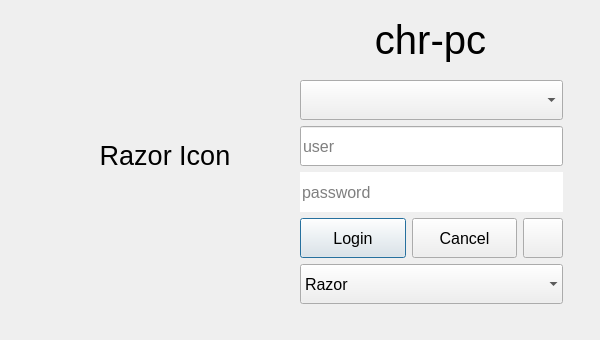
Qt form loginform.ui (surlykke/qt-lightdm-greeter) before a commit.
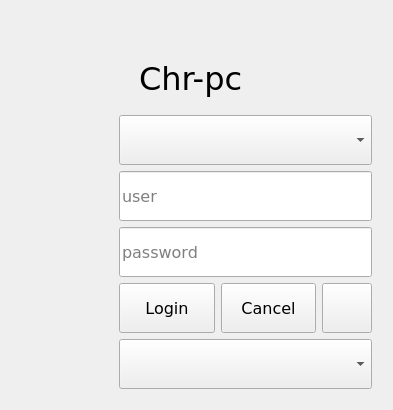
The same form after that commit. Icons and pictures are not drawn.

Commit message: Made razor-lightdm-greeter loginform smaller to prepare for configurable background

Patch:
```diff
--- a/loginform.ui
+++ b/loginform.ui
@@ -2,98 +2,92 @@
 <ui version="4.0">
  <class>LoginForm</class>
  <widget class="QWidget" name="LoginForm">
-  <property name="windowModality">
-   <enum>Qt::NonModal</enum>
-  </property>
-  <property name="enabled">
-   <bool>true</bool>
-  </property>
   <property name="geometry">
    <rect>
     <x>0</x>
     <y>0</y>
-    <width>600</width>
-    <height>340</height>
+    <width>393</width>
+    <height>410</height>
    </rect>
   </property>
   <property name="font">
    <font>
-    <pointsize>20</pointsize>
+    <family>Andale Mono</family>
+    <pointsize>12</pointsize>
    </font>
   </property>
   <property name="windowTitle">
    <string notr="true">Dialog</string>
   </property>
-  <property name="windowOpacity">
-   <double>0.200000000000000</double>
-  </property>
-  <widget class="QLabel" name="hostnameLabel">
+  <widget class="QFrame" name="formFrame">
    <property name="geometry">
     <rect>
-     <x>300</x>
-     <y>10</y>
-     <width>261</width>
-     <height>60</height>
+     <x>110</x>
+     <y>40</y>
+     <width>271</width>
+     <height>362</height>
     </rect>
    </property>
-   <property name="font">
-    <font>
-     <pointsize>30</pointsize>
-     <weight>50</weight>
-     <italic>false</italic>
-     <bold>false</bold>
-     <underline>false</underline>
-     <strikeout>false</strikeout>
-     <stylestrategy>PreferAntialias</stylestrategy>
-    </font>
+   <property name="sizePolicy">
+    <sizepolicy hsizetype="Preferred" vsizetype="MinimumExpanding">
+     <horstretch>0</horstretch>
+     <verstretch>0</verstretch>
+    </sizepolicy>
    </property>
-   <property name="styleSheet">
-    <string notr="true"/>
-   </property>
-   <property name="text">
-    <string notr="true">chr-pc</string>
-   </property>
-   <property name="alignment">
-    <set>Qt::AlignCenter</set>
-   </property>
-  </widget>
-  <widget class="QLabel" name="iconLabel">
-   <property name="geometry">
-    <rect>
-     <x>40</x>
-     <y>30</y>
-     <width>250</width>
-     <height>250</height>
-    </rect>
-   </property>
-   <property name="text">
-    <string notr="true">Razor Icon</string>
-   </property>
-   <property name="alignment">
-    <set>Qt::AlignCenter</set>
-   </property>
-  </widget>
-  <widget class="QWidget" name="layoutWidget">
-   <property name="geometry">
-    <rect>
-     <x>300</x>
-     <y>80</y>
-     <width>263</width>
-     <height>237</height>
-    </rect>
-   </property>
-   <layout class="QVBoxLayout" name="verticalLayout">
-    <item>
+   <layout class="QGridLayout" name="gridLayout">
+    <item row="0" column="0">
+     <widget class="QLabel" name="hostnameLabel">
+      <property name="minimumSize">
+       <size>
+        <width>0</width>
+        <height>60</height>
+       </size>
+      </property>
+      <property name="maximumSize">
+       <size>
+        <width>10000</width>
+        <height>60</height>
+       </size>
+      </property>
+      <property name="font">
+       <font>
+        <family>Bitstream Vera Sans</family>
+        <pointsize>24</pointsize>
+       </font>
+      </property>
+      <property name="text">
+       <string>Chr-pc</string>
+      </property>
+      <property name="alignment">
+       <set>Qt::AlignLeading|Qt::AlignLeft|Qt::AlignVCenter</set>
+      </property>
+      <property name="margin">
+       <number>0</number>
+      </property>
+      <property name="indent">
+       <number>20</number>
+      </property>
+     </widget>
+    </item>
+    <item row="1" column="0">
      <widget class="QComboBox" name="userCombo">
       <property name="minimumSize">
        <size>
-        <width>0</width>
-        <height>40</height>
+        <width>250</width>
+        <height>50</height>
+       </size>
+      </property>
+      <property name="maximumSize">
+       <size>
+        <width>10000</width>
+        <height>50</height>
        </size>
       </property>
       <property name="font">
        <font>
-        <pointsize>12</pointsize>
+        <family>Bitstream Vera Sans</family>
+        <weight>50</weight>
+        <bold>false</bold>
        </font>
       </property>
       <property name="focusPolicy">
@@ -101,29 +95,25 @@
       </property>
      </widget>
     </item>
-    <item>
+    <item row="2" column="0">
      <widget class="QLineEdit" name="otherUserInput">
-      <property name="sizePolicy">
-       <sizepolicy hsizetype="Preferred" vsizetype="Fixed">
-        <horstretch>0</horstretch>
-        <verstretch>0</verstretch>
-       </sizepolicy>
-      </property>
       <property name="minimumSize">
        <size>
-        <width>0</width>
-        <height>40</height>
+        <width>250</width>
+        <height>50</height>
        </size>
       </property>
       <property name="maximumSize">
        <size>
-        <width>16777215</width>
-        <height>40</height>
+        <width>10000</width>
+        <height>50</height>
        </size>
       </property>
       <property name="font">
        <font>
-        <pointsize>12</pointsize>
+        <family>Bitstream Vera Sans</family>
+        <weight>50</weight>
+        <bold>false</bold>
        </font>
       </property>
       <property name="placeholderText">
@@ -131,25 +121,50 @@
       </property>
      </widget>
     </item>
-    <item>
+    <item row="5" column="0">
+     <widget class="QComboBox" name="sessionCombo">
+      <property name="minimumSize">
+       <size>
+        <width>250</width>
+        <height>50</height>
+       </size>
+      </property>
+      <property name="maximumSize">
+       <size>
+        <width>10000</width>
+        <height>50</height>
+       </size>
+      </property>
+      <property name="font">
+       <font>
+        <family>Bitstream Vera Sans</family>
+        <weight>50</weight>
+        <bold>false</bold>
+       </font>
+      </property>
+     </widget>
+    </item>
+    <item row="3" column="0">
      <widget class="QLineEdit" name="passwordInput">
       <property name="minimumSize">
        <size>
-        <width>0</width>
-        <height>40</height>
+        <width>250</width>
+        <height>50</height>
+       </size>
+      </property>
+      <property name="maximumSize">
+       <size>
+        <width>10000</width>
+        <height>50</height>
        </size>
       </property>
       <property name="font">
        <font>
-        <pointsize>12</pointsize>
+        <family>Bitstream Vera Sans</family>
+        <weight>50</weight>
+        <bold>false</bold>
        </font>
       </property>
-      <property name="text">
-       <string/>
-      </property>
-      <property name="frame">
-       <bool>false</bool>
-      </property>
       <property name="echoMode">
        <enum>QLineEdit::Password</enum>
       </property>
@@ -158,137 +173,108 @@
       </property>
      </widget>
     </item>
-    <item>
-     <layout class="QGridLayout" name="gridLayout">
-      <item row="0" column="1">
+    <item row="4" column="0">
+     <layout class="QHBoxLayout" name="horizontalLayout">
+      <item>
+       <widget class="QPushButton" name="loginButton">
+        <property name="minimumSize">
+         <size>
+          <width>0</width>
+          <height>50</height>
+         </size>
+        </property>
+        <property name="font">
+         <font>
+          <family>Bitstream Vera Sans</family>
+          <weight>50</weight>
+          <bold>false</bold>
+         </font>
+        </property>
+        <property name="autoFillBackground">
+         <bool>false</bool>
+        </property>
+        <property name="text">
+         <string>Login</string>
+        </property>
+       </widget>
+      </item>
+      <item>
        <widget class="QPushButton" name="cancelButton">
         <property name="minimumSize">
          <size>
           <width>0</width>
-          <height>40</height>
+          <height>50</height>
          </size>
         </property>
         <property name="font">
          <font>
-          <pointsize>12</pointsize>
+          <family>Bitstream Vera Sans</family>
+          <weight>50</weight>
+          <bold>false</bold>
          </font>
         </property>
         <property name="text">
          <string>Cancel</string>
         </property>
-        <property name="autoDefault">
-         <bool>false</bool>
-        </property>
        </widget>
       </item>
-      <item row="0" column="2">
+      <item>
        <widget class="QPushButton" name="leaveButton">
-        <property name="sizePolicy">
-         <sizepolicy hsizetype="Minimum" vsizetype="Fixed">
-          <horstretch>0</horstretch>
-          <verstretch>0</verstretch>
-         </sizepolicy>
-        </property>
         <property name="minimumSize">
          <size>
-          <width>40</width>
-          <height>40</height>
+          <width>50</width>
+          <height>50</height>
          </size>
         </property>
         <property name="maximumSize">
          <size>
-          <width>40</width>
-          <height>16777215</height>
+          <width>50</width>
+          <height>50</height>
          </size>
-        </property>
-       </widget>
-      </item>
-      <item row="0" column="0">
-       <widget class="QPushButton" name="loginButton">
-        <property name="minimumSize">
-         <size>
-          <width>0</width>
-          <height>40</height>
-         </size>
-        </property>
-        <property name="font">
-         <font>
-          <pointsize>12</pointsize>
-         </font>
-        </property>
-        <property name="styleSheet">
-         <string notr="true"/>
         </property>
         <property name="text">
-         <string>Login</string>
-        </property>
-        <property name="autoDefault">
-         <bool>false</bool>
-        </property>
-        <property name="default">
-         <bool>true</bool>
-        </property>
-        <property name="flat">
-         <bool>false</bool>
+         <string/>
         </property>
        </widget>
       </item>
      </layout>
     </item>
-    <item>
-     <widget class="QComboBox" name="sessionCombo">
-      <property name="sizePolicy">
-       <sizepolicy hsizetype="Preferred" vsizetype="Fixed">
-        <horstretch>0</horstretch>
-        <verstretch>0</verstretch>
-       </sizepolicy>
-      </property>
-      <property name="minimumSize">
-       <size>
-        <width>0</width>
-        <height>40</height>
-       </size>
-      </property>
-      <property name="font">
-       <font>
-        <pointsize>12</pointsize>
-       </font>
-      </property>
-      <property name="frame">
-       <bool>false</bool>
-      </property>
-      <item>
-       <property name="text">
-        <string notr="true">Razor</string>
-       </property>
-      </item>
-      <item>
-       <property name="text">
-        <string notr="true">Gnome</string>
-       </property>
-      </item>
-      <item>
-       <property name="text">
-        <string notr="true">Kde</string>
-       </property>
-      </item>
-     </widget>
-    </item>
-    <item>
-     <spacer name="verticalSpacer">
-      <property name="orientation">
-       <enum>Qt::Vertical</enum>
-      </property>
-      <property name="sizeHint" stdset="0">
-       <size>
-        <width>20</width>
-        <height>0</height>
-       </size>
-      </property>
-     </spacer>
-    </item>
    </layout>
   </widget>
+  <widget class="QLabel" name="iconLabel">
+   <property name="geometry">
+    <rect>
+     <x>290</x>
+     <y>10</y>
+     <width>100</width>
+     <height>100</height>
+    </rect>
+   </property>
+   <property name="minimumSize">
+    <size>
+     <width>60</width>
+     <height>60</height>
+    </size>
+   </property>
+   <property name="maximumSize">
+    <size>
+     <width>10000</width>
+     <height>10000</height>
+    </size>
+   </property>
+   <property name="text">
+    <string/>
+   </property>
+   <property name="pixmap">
+    <pixmap>../../../tmp/slicer.png</pixmap>
+   </property>
+   <property name="scaledContents">
+    <bool>true</bool>
+   </property>
+   <property name="alignment">
+    <set>Qt::AlignCenter</set>
+   </property>
+  </widget>
  </widget>
  <tabstops>
   <tabstop>userCombo</tabstop>
```
Left out of the diff: 22 changed lines with no effect on the pictures. The commit also changes 1 other file.
